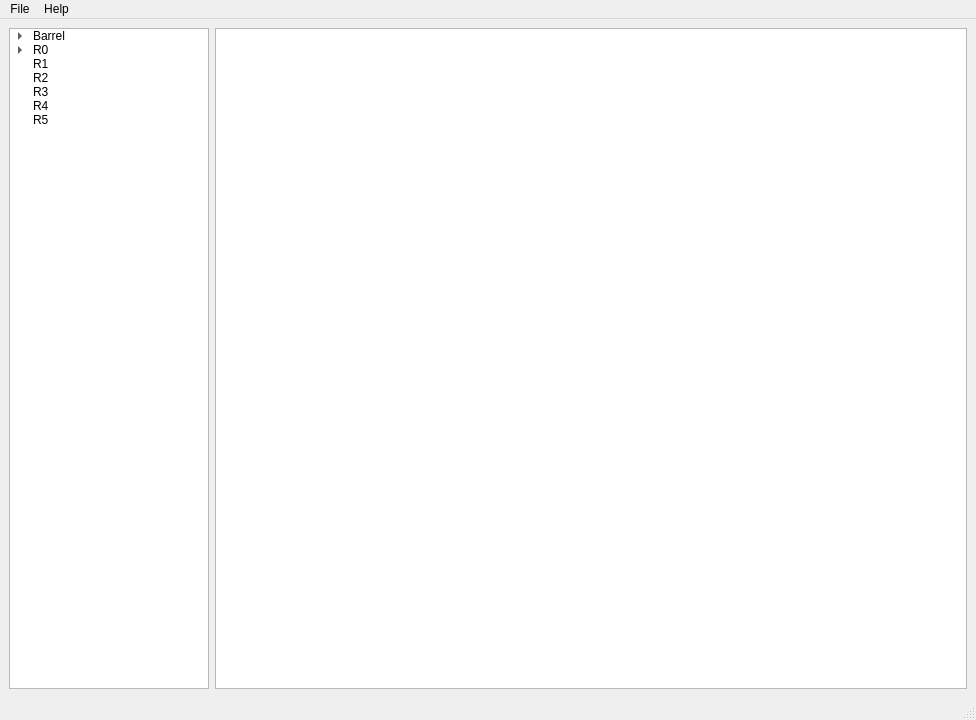
Above: bin/lib/IssueTrackingGUI.ui from adamazoulay/ITkTrackingGUI before the change. Below: the same form after it.
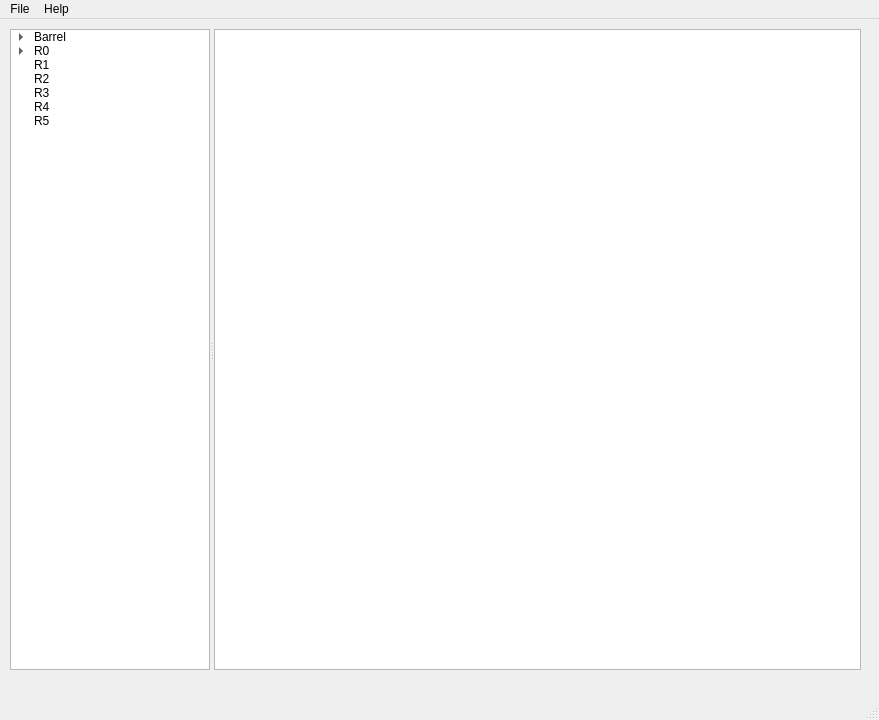
That is the form after the change. Icons and pictures are not drawn.

Commit message: Added edit widget to main window, adding splitters

The edit to the form file:
```diff
--- a/bin/lib/IssueTrackingGUI.ui
+++ b/bin/lib/IssueTrackingGUI.ui
@@ -6,7 +6,7 @@
    <rect>
     <x>0</x>
     <y>0</y>
-    <width>976</width>
+    <width>879</width>
     <height>720</height>
    </rect>
   </property>
@@ -24,8 +24,21 @@
     <normaloff>../imgs/form.png</normaloff>../imgs/form.png</iconset>
   </property>
   <widget class="QWidget" name="centralwidget">
-   <layout class="QGridLayout" name="gridLayout">
-    <item row="0" column="0">
+   <widget class="QWidget" name="horizontalLayoutWidget">
+    <property name="geometry">
+     <rect>
+      <x>10</x>
+      <y>10</y>
+      <width>851</width>
+      <height>641</height>
+     </rect>
+    </property>
+    <layout class="QHBoxLayout" name="mainHLayout">
+     <item>
+      <widget class="QSplitter" name="splitter">
+       <property name="orientation">
+        <enum>Qt::Horizontal</enum>
+       </property>
      <widget class="QTreeWidget" name="selectionTree">
       <property name="maximumSize">
        <size>
@@ -328,8 +341,6 @@
        </property>
       </item>
      </widget>
-    </item>
-    <item row="0" column="1">
      <widget class="QGraphicsView" name="selectionView">
       <property name="focusPolicy">
        <enum>Qt::StrongFocus</enum>
@@ -341,15 +352,20 @@
        <enum>Qt::ScrollBarAlwaysOff</enum>
       </property>
      </widget>
+      </widget>
     </item>
    </layout>
   </widget>
+   <zorder>horizontalLayoutWidget</zorder>
+   <zorder>horizontalLayoutWidget</zorder>
+   <zorder>splitter</zorder>
+  </widget>
   <widget class="QMenuBar" name="menubar">
    <property name="geometry">
     <rect>
      <x>0</x>
      <y>0</y>
-     <width>976</width>
+     <width>879</width>
      <height>26</height>
     </rect>
    </property>
```
Left out of the diff: 1 changed line with no effect on the pictures. Lines whose indentation alone changed are shown as unchanged. The commit also changes 3 other files.
